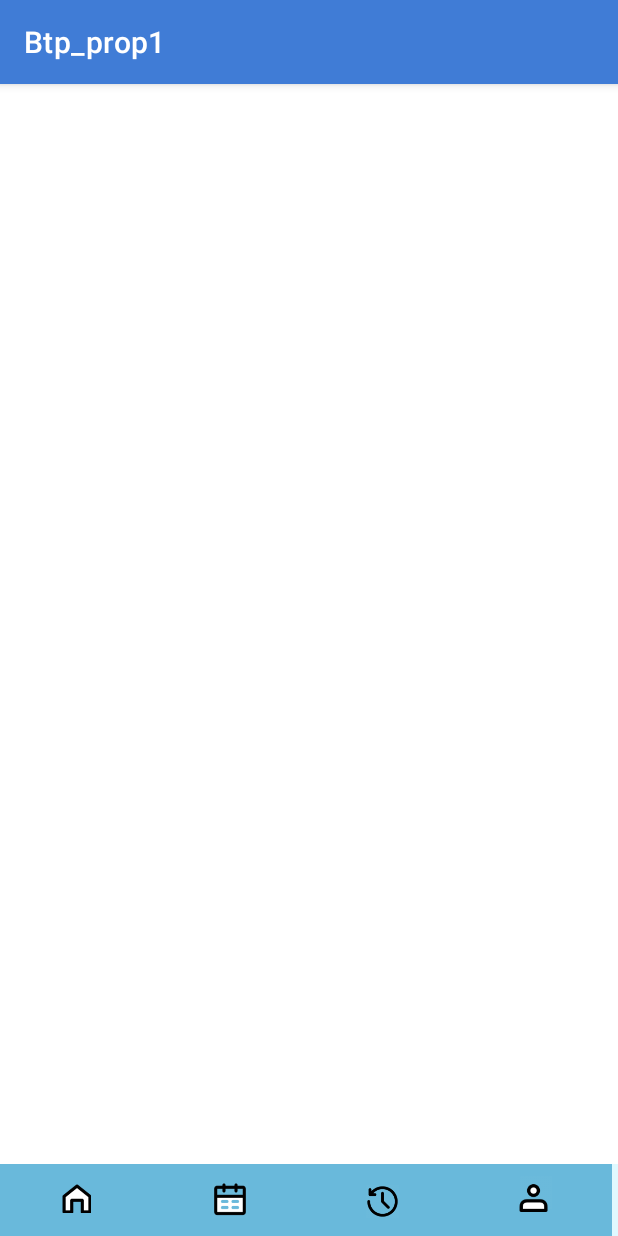
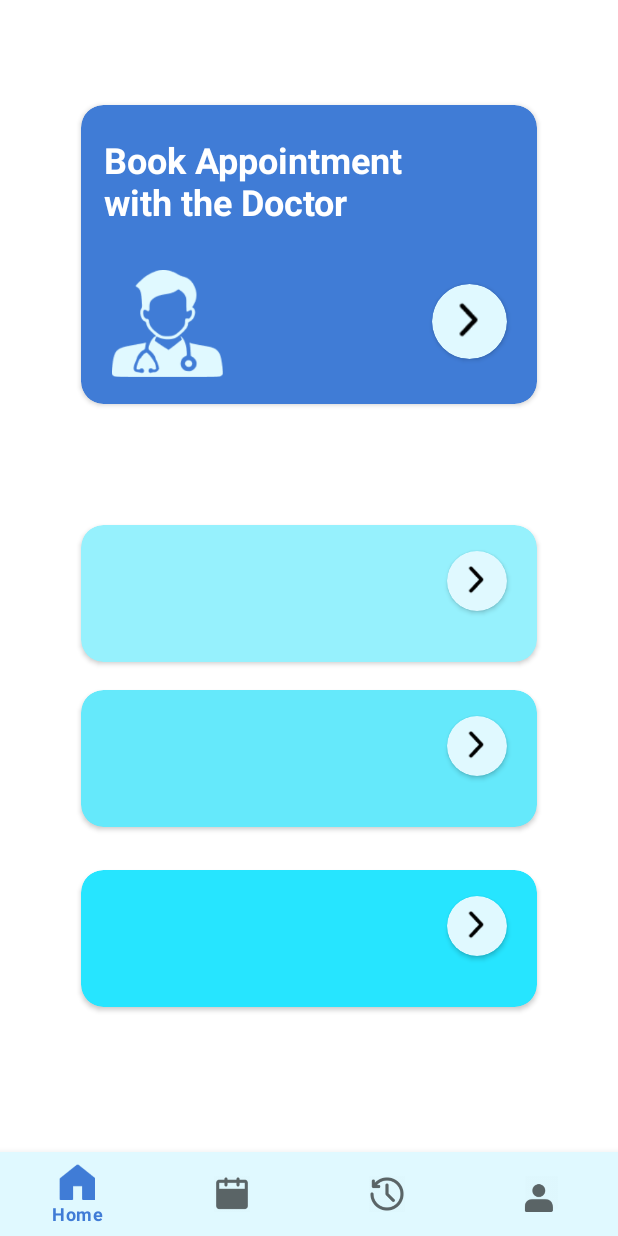
Before and after one commit to SomyaJain-30/Patient-Side-App, an Android app: the screen it shows after launch (Home), on a phone screen of 412 x 824 dp. Run offline under Robolectric (Android 15) with nearby library versions, the phone set to English and light mode, and no system bars.

Commit message:
menu change

```diff
--- a/app/src/main/java/com/example/btp_prop1/Home.java
+++ b/app/src/main/java/com/example/btp_prop1/Home.java
@@ -1,5 +1,6 @@
 package com.example.btp_prop1;
 
+import androidx.annotation.NonNull;
 import androidx.appcompat.app.AppCompatActivity;
 import androidx.fragment.app.Fragment;
 import androidx.fragment.app.FragmentManager;
@@ -8,54 +9,43 @@ import androidx.fragment.app.FragmentTransaction;
 import android.annotation.SuppressLint;
 import android.media.Image;
 import android.os.Bundle;
+import android.view.MenuItem;
 import android.view.View;
 import android.widget.ImageButton;
 
+import com.google.android.material.bottomnavigation.BottomNavigationView;
+
 public class Home extends AppCompatActivity {
 
-    ImageButton homebutton;
-    ImageButton calendarbutton;
-    ImageButton clockbutton;
-    ImageButton profilebutton;
+    private BottomNavigationView bottomNavigationView;
+
     @SuppressLint("MissingInflatedId")
     @Override
     protected void onCreate(Bundle savedInstanceState) {
         super.onCreate(savedInstanceState);
         setContentView(R.layout.activity_home);
-        homebutton = (ImageButton) findViewById(R.id.home_imagebutton);
-        calendarbutton = (ImageButton) findViewById(R.id.calendar_imagebutton);
-        clockbutton = (ImageButton) findViewById(R.id.clock_imagebutton);
-        profilebutton=(ImageButton) findViewById(R.id.profile_imagebutton);
 
-        homebutton.setOnClickListener(new View.OnClickListener() {
+        bottomNavigationView = findViewById(R.id.bottom_navigation);
+        replaceFragment(new HomeFragment());
+        bottomNavigationView.setOnNavigationItemSelectedListener(new BottomNavigationView.OnNavigationItemSelectedListener() {
             @Override
-            public void onClick(View v) {
-                replaceFragment(new HomeFragment());
+            public boolean onNavigationItemSelected(@NonNull MenuItem item) {
+                switch (item.getItemId()) {
+                    case R.id.navigation_schedule:
+                        replaceFragment(new CalenderFragment());
+                        return true;
+                    case R.id.navigation_clock:
+                        replaceFragment(new ClockFragment());
+                        return true;
+                    case R.id.navigation_profiles:
+                        replaceFragment(new ProfileFragment());
+                        return true;
+                    default:
+                        replaceFragment(new HomeFragment());
+                        return true;
+                }
             }
         });
-
-
-        calendarbutton.setOnClickListener(new View.OnClickListener() {
-            @Override
-            public void onClick(View v) {
-                replaceFragment(new CalenderFragment());
-            }
-        });
-
-        clockbutton.setOnClickListener(new View.OnClickListener() {
-            @Override
-            public void onClick(View v) {
-                replaceFragment(new ClockFragment());
-            }
-        });
-
-        profilebutton.setOnClickListener(new View.OnClickListener() {
-            @Override
-            public void onClick(View v) {
-                replaceFragment(new ProfileFragment());
-            }
-        });
-
     }
 
     private void replaceFragment(Fragment fragment){
--- a/app/src/main/res/layout/activity_home.xml
+++ b/app/src/main/res/layout/activity_home.xml
@@ -7,82 +7,86 @@
     android:orientation="vertical"
     tools:context=".Home">
 
-        <FrameLayout
+    <FrameLayout
 
-            android:id="@+id/framelayout"
-            android:layout_width="match_parent"
-            android:layout_height="match_parent"
-            app:layout_constraintEnd_toEndOf="parent"
-            app:layout_constraintHorizontal_bias="0.0"
-            app:layout_constraintStart_toStartOf="parent"
-            app:layout_constraintTop_toTopOf="parent"
-            app:layout_constraintVertical_bias="1.0"
-            android:layout_weight="10"
-            >
+        android:id="@+id/framelayout"
+        android:layout_width="match_parent"
+        android:layout_height="match_parent"
+        android:layout_weight="10"
+        app:layout_constraintEnd_toEndOf="parent"
+        app:layout_constraintHorizontal_bias="0.0"
+        app:layout_constraintStart_toStartOf="parent"
+        app:layout_constraintTop_toTopOf="parent"
+        app:layout_constraintVertical_bias="1.0">
 
-        </FrameLayout>
+    </FrameLayout>
 
 
-        <LinearLayout
-            android:id="@+id/linearLayout4"
-            android:layout_width="match_parent"
-            android:layout_height="48dp"
-            android:background="#E0F9FF"
-            android:gravity="bottom"
-            app:layout_constraintBottom_toBottomOf="parent"
-            app:layout_constraintEnd_toEndOf="parent"
-            app:layout_constraintHorizontal_bias="0.0"
-            app:layout_constraintStart_toStartOf="parent"
-            app:layout_constraintTop_toTopOf="parent"
-            app:layout_constraintVertical_bias="1.0"
-            >
+<!--    <LinearLayout-->
+<!--        android:id="@+id/linearLayout4"-->
+<!--        android:layout_width="match_parent"-->
+<!--        android:layout_height="48dp"-->
+<!--        android:background="#E0F9FF"-->
+<!--        android:gravity="bottom"-->
+<!--        app:layout_constraintBottom_toBottomOf="parent"-->
+<!--        app:layout_constraintEnd_toEndOf="parent"-->
+<!--        app:layout_constraintHorizontal_bias="0.0"-->
+<!--        app:layout_constraintStart_toStartOf="parent"-->
+<!--        app:layout_constraintTop_toTopOf="parent"-->
+<!--        app:layout_constraintVertical_bias="1.0">-->
 
-            <ImageButton
-                android:id="@+id/home_imagebutton"
-                android:layout_width="102dp"
-                android:layout_height="match_parent"
-                android:background="#69B9DB"
-                android:paddingTop="13dp"
-                android:paddingBottom="15dp"
-                android:scaleType="centerInside"
-                android:src="@drawable/home">
+<!--        <ImageButton-->
+<!--            android:id="@+id/home_imagebutton"-->
+<!--            android:layout_width="102dp"-->
+<!--            android:layout_height="match_parent"-->
+<!--            android:background="#69B9DB"-->
+<!--            android:paddingTop="13dp"-->
+<!--            android:paddingBottom="15dp"-->
+<!--            android:scaleType="centerInside"-->
+<!--            android:src="@drawable/home">-->
 
-            </ImageButton>
+<!--        </ImageButton>-->
 
-            <ImageButton
-                android:id="@+id/calendar_imagebutton"
-                android:layout_width="102dp"
-                android:layout_height="match_parent"
-                android:background="#69B9DB"
-                android:paddingTop="12dp"
-                android:paddingBottom="12dp"
-                android:scaleType="centerInside"
-                android:src="@drawable/calendar">
+<!--        <ImageButton-->
+<!--            android:id="@+id/calendar_imagebutton"-->
+<!--            android:layout_width="102dp"-->
+<!--            android:layout_height="match_parent"-->
+<!--            android:background="#69B9DB"-->
+<!--            android:paddingTop="12dp"-->
+<!--            android:paddingBottom="12dp"-->
+<!--            android:scaleType="centerInside"-->
+<!--            android:src="@drawable/calendar">-->
 
-            </ImageButton>
+<!--        </ImageButton>-->
 
-            <ImageButton
-                android:id="@+id/clock_imagebutton"
-                android:layout_width="102dp"
-                android:layout_height="match_parent"
-                android:background="#69B9DB"
-                android:paddingTop="14dp"
-                android:paddingBottom="12dp"
-                android:scaleType="centerInside"
-                android:src="@drawable/clock">
+<!--        <ImageButton-->
+<!--            android:id="@+id/clock_imagebutton"-->
+<!--            android:layout_width="102dp"-->
+<!--            android:layout_height="match_parent"-->
+<!--            android:background="#69B9DB"-->
+<!--            android:paddingTop="14dp"-->
+<!--            android:paddingBottom="12dp"-->
+<!--            android:scaleType="centerInside"-->
+<!--            android:src="@drawable/clock">-->
 
-            </ImageButton>
+<!--        </ImageButton>-->
 
-            <ImageButton
-                android:id="@+id/profile_imagebutton"
-                android:layout_width="102dp"
-                android:layout_height="match_parent"
-                android:background="#69B9DB"
-                android:paddingTop="8dp"
-                android:paddingBottom="16dp"
-                android:scaleType="centerInside"
-                android:src="@drawable/profile">
+<!--        <ImageButton-->
+<!--            android:id="@+id/profile_imagebutton"-->
+<!--            android:layout_width="102dp"-->
+<!--            android:layout_height="match_parent"-->
+<!--            android:background="#69B9DB"-->
+<!--            android:paddingTop="8dp"-->
+<!--            android:paddingBottom="16dp"-->
+<!--            android:scaleType="centerInside"-->
+<!--            android:src="@drawable/profile">-->
 
-            </ImageButton>
-        </LinearLayout>
+<!--        </ImageButton>-->
+<!--    </LinearLayout>-->
+    <com.google.android.material.bottomnavigation.BottomNavigationView
+        android:id="@+id/bottom_navigation"
+        android:layout_width="match_parent"
+        android:layout_height="wrap_content"
+        android:background="#E0F9FF"
+        app:menu="@menu/navigation_items" />
 </LinearLayout>
--- a/app/src/main/res/layout/fragment_home.xml
+++ b/app/src/main/res/layout/fragment_home.xml
@@ -1,27 +1,27 @@
 <?xml version="1.0" encoding="utf-8"?>
-<FrameLayout xmlns:android="http://schemas.android.com/apk/res/android"
+<androidx.constraintlayout.widget.ConstraintLayout xmlns:android="http://schemas.android.com/apk/res/android"
+    xmlns:app="http://schemas.android.com/apk/res-auto"
     xmlns:tools="http://schemas.android.com/tools"
+    android:id="@+id/relativeLayout"
     android:layout_width="match_parent"
     android:layout_height="match_parent"
-    xmlns:app="http://schemas.android.com/apk/res-auto"
-    tools:context=".HomeFragment"
-    android:background="#E0F9FF">
+    android:background="@color/white"
+    tools:context=".HomeFragment">
 
     <!-- TODO: Update blank fragment layout -->
-    <RelativeLayout
-        android:layout_width="match_parent"
-        android:layout_height="match_parent">
 
     <androidx.cardview.widget.CardView
-            android:layout_width="match_parent"
-            android:layout_height="match_parent"
+        android:id="@+id/cardView"
+        android:layout_width="304dp"
+        android:layout_height="199dp"
         android:layout_marginHorizontal="50dp"
         android:layout_marginTop="70dp"
-            android:layout_marginBottom="460dp"
-            android:layout_centerHorizontal="true"
+        android:clickable="true"
+        app:cardBackgroundColor="#407CD6"
         app:cardCornerRadius="15dp"
-            app:cardBackgroundColor="#407CD6"
-            android:clickable="true">
+        app:layout_constraintLeft_toLeftOf="parent"
+        app:layout_constraintRight_toRightOf="parent"
+        app:layout_constraintTop_toTopOf="parent">
 
 
         <TextView
@@ -38,40 +38,40 @@
         <ImageView
             android:layout_width="75dp"
             android:layout_height="71.48dp"
-                android:src="@drawable/doctor_image"
+            android:layout_marginLeft="20dp"
             android:layout_marginTop="110dp"
-                android:layout_marginLeft="20dp"
-                />
+            android:src="@drawable/doctor_image" />
+
         <androidx.cardview.widget.CardView
             android:layout_width="50dp"
             android:layout_height="50dp"
-                app:cardCornerRadius="60dp"
             android:layout_gravity="end"
             android:layout_marginTop="119dp"
             android:layout_marginRight="20dp"
-                app:cardBackgroundColor="#E0F9FF">
+            app:cardBackgroundColor="#E0F9FF"
+            app:cardCornerRadius="60dp">
 
             <ImageView
                 android:layout_width="40dp"
                 android:layout_height="37.15dp"
                 android:layout_gravity="center"
-                    android:src="@drawable/arrow"
-                    >
-                </ImageView>
+                android:src="@drawable/arrow"></ImageView>
 
 
         </androidx.cardview.widget.CardView>
     </androidx.cardview.widget.CardView>
 
     <androidx.cardview.widget.CardView
-            android:layout_width="match_parent"
-            android:layout_height="match_parent"
+        android:id="@+id/cardView2"
+        android:layout_width="304dp"
+        android:layout_height="91dp"
         android:layout_marginHorizontal="50dp"
         android:layout_marginTop="350dp"
-            android:layout_marginBottom="310dp"
-            android:layout_centerHorizontal="true"
+        app:cardBackgroundColor="#96F1FD"
         app:cardCornerRadius="15dp"
-            app:cardBackgroundColor="#96F1FD">
+        app:layout_constraintLeft_toLeftOf="parent"
+        app:layout_constraintRight_toRightOf="parent"
+        app:layout_constraintTop_toTopOf="parent">
 
         <androidx.cardview.widget.CardView
             android:layout_width="40dp"
@@ -79,8 +79,8 @@
             android:layout_gravity="right"
             android:layout_marginTop="17dp"
             android:layout_marginRight="20dp"
-                app:cardCornerRadius="60dp"
-                app:cardBackgroundColor="#E0F9FF">
+            app:cardBackgroundColor="#E0F9FF"
+            app:cardCornerRadius="60dp">
 
             <ImageView
                 android:layout_width="30dp"
@@ -95,18 +95,17 @@
     </androidx.cardview.widget.CardView>
 
 
-
-
-
     <androidx.cardview.widget.CardView
-            android:layout_width="match_parent"
-            android:layout_height="match_parent"
+        android:id="@+id/cardView3"
+        android:layout_width="304dp"
+        android:layout_height="91dp"
         android:layout_marginHorizontal="50dp"
         android:layout_marginTop="460dp"
-            android:layout_marginBottom="200dp"
-            android:layout_centerHorizontal="true"
+        app:cardBackgroundColor="#65E9FB"
         app:cardCornerRadius="15dp"
-            app:cardBackgroundColor="#65E9FB">
+        app:layout_constraintLeft_toLeftOf="parent"
+        app:layout_constraintRight_toRightOf="parent"
+        app:layout_constraintTop_toTopOf="parent">
 
         <androidx.cardview.widget.CardView
             android:layout_width="40dp"
@@ -114,8 +113,8 @@
             android:layout_gravity="right"
             android:layout_marginTop="17dp"
             android:layout_marginRight="20dp"
-                app:cardCornerRadius="60dp"
-                app:cardBackgroundColor="#E0F9FF">
+            app:cardBackgroundColor="#E0F9FF"
+            app:cardCornerRadius="60dp">
 
             <ImageView
                 android:layout_width="30dp"
@@ -130,14 +129,17 @@
 
 
     <androidx.cardview.widget.CardView
-            android:layout_width="match_parent"
-            android:layout_height="match_parent"
+        android:id="@+id/cardView4"
+        android:layout_width="304dp"
+        android:layout_height="91dp"
         android:layout_marginHorizontal="50dp"
-            android:layout_marginTop="570dp"
-            android:layout_marginBottom="90dp"
-            android:layout_centerHorizontal="true"
+        android:layout_marginTop="580dp"
+        app:cardBackgroundColor="#26E5FF"
         app:cardCornerRadius="15dp"
-            app:cardBackgroundColor="#26E5FF">
+        app:layout_constraintHorizontal_bias="0.505"
+        app:layout_constraintLeft_toLeftOf="parent"
+        app:layout_constraintRight_toRightOf="parent"
+        app:layout_constraintTop_toTopOf="parent">
 
         <androidx.cardview.widget.CardView
             android:layout_width="40dp"
@@ -145,8 +147,8 @@
             android:layout_gravity="right"
             android:layout_marginTop="17dp"
             android:layout_marginRight="20dp"
-            app:cardCornerRadius="60dp"
-            app:cardBackgroundColor="#E0F9FF">
+            app:cardBackgroundColor="#E0F9FF"
+            app:cardCornerRadius="60dp">
 
             <ImageView
                 android:layout_width="30dp"
@@ -159,9 +161,4 @@
         </androidx.cardview.widget.CardView>
 
     </androidx.cardview.widget.CardView>
-    </RelativeLayout>
-
-
-
-
-</FrameLayout>
+</androidx.constraintlayout.widget.ConstraintLayout>
--- /dev/null
+++ b/app/src/main/res/menu/navigation_items.xml
@@ -0,0 +1,20 @@
+<?xml version="1.0" encoding="utf-8"?>
+<menu xmlns:android="http://schemas.android.com/apk/res/android">
+    <item
+        android:id="@+id/navigation_home"
+        android:icon="@drawable/home"
+        android:title="Home" />
+    <item
+        android:id="@+id/navigation_schedule"
+        android:icon="@drawable/calendar"
+        android:title="Appointments" />
+    <item
+        android:id="@+id/navigation_clock"
+        android:icon="@drawable/clock"
+        android:title="User History" />
+
+    <item
+        android:id="@+id/navigation_profiles"
+        android:icon="@drawable/profile"
+        android:title="User Profile" />
+</menu>
--- a/app/src/main/res/values-night/themes.xml
+++ b/app/src/main/res/values-night/themes.xml
@@ -1,6 +1,6 @@
 <resources xmlns:tools="http://schemas.android.com/tools">
     <!-- Base application theme. -->
-    <style name="Theme.Btp_prop1" parent="Theme.MaterialComponents.DayNight.DarkActionBar">
+    <style name="Theme.Btp_prop1" parent="Theme.MaterialComponents.DayNight.NoActionBar">
         <!-- Primary brand color. -->
         <item name="colorPrimary">@color/purple_200</item>
         <item name="colorPrimaryVariant">@color/purple_700</item>
--- a/app/src/main/res/values/themes.xml
+++ b/app/src/main/res/values/themes.xml
@@ -1,6 +1,6 @@
 <resources xmlns:tools="http://schemas.android.com/tools">
     <!-- Base application theme. -->
-    <style name="Theme.Btp_prop1" parent="Theme.MaterialComponents.DayNight.DarkActionBar">
+    <style name="Theme.Btp_prop1" parent="Theme.MaterialComponents.DayNight.NoActionBar">
         <!-- Primary brand color. -->
         <item name="colorPrimary">@color/lightblue</item>
         <item name="colorPrimaryVariant">@color/drblue</item>
```
Lines whose indentation alone changed are shown as unchanged.
